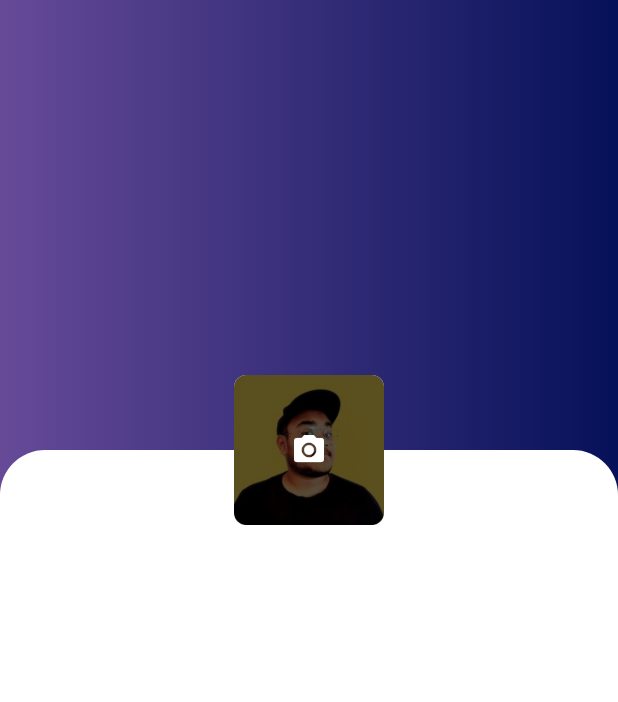
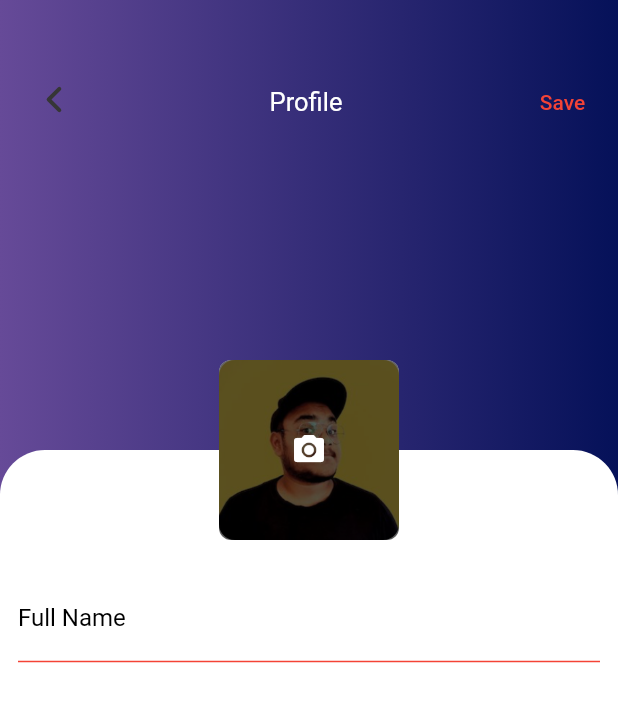
Before and after one commit to solaymanrana786/flutter-UI-practice, a Flutter app: the ProfilePage screen opened directly, on a phone screen of 412 x 824 dp. Shown: the top 702 px of the screen. Run offline on Flutter 3.47's test engine with Material 2 defaults, Android fonts, the phone set to English and light mode, and no system bars; our stand-ins replace flutter_svg.

Commit message:
textfield added

```diff
--- a/lib/ProfilePage.dart
+++ b/lib/ProfilePage.dart
@@ -1,5 +1,8 @@
 import 'package:flutter/material.dart';
+import 'package:flutter/services.dart';
 import 'package:flutter_svg/svg.dart';
+
+import 'TicketListPage.dart';
 
 class ProfilePage extends StatefulWidget {
   @override
@@ -9,7 +12,12 @@ class ProfilePage extends StatefulWidget {
 class _ProfilePageState extends State<ProfilePage> {
   @override
   Widget build(BuildContext context) {
-    return Stack(
+    // SystemChrome.setSystemUIOverlayStyle(
+    //     SystemUiOverlayStyle(statusBarColor: Colors.transparent));
+    return Scaffold(
+      body: Stack(
+        children: [
+          Stack(
             children: [
               Container(
                 decoration: BoxDecoration(
@@ -22,6 +30,50 @@ class _ProfilePageState extends State<ProfilePage> {
                     ],
                   ),
                 ),
+              ),
+              Padding(
+                padding: const EdgeInsets.only(top: 44.0),
+                child: Row(
+                  mainAxisAlignment: MainAxisAlignment.center,
+                  crossAxisAlignment: CrossAxisAlignment.center,
+                  children: [
+                    SizedBox(
+                      width: 12,
+                    ),
+                    IconButton(
+                      alignment: Alignment.center,
+                      icon: SvgPicture.asset('assets/icons/backBlack.svg'),
+                      onPressed: () {
+                        Navigator.push(
+                          context,
+                          MaterialPageRoute(
+                              builder: (context) => TicketListPage()),
+                        );
+                      },
+                    ),
+                    SizedBox(
+                      width: 5,
+                    ),
+                    Spacer(),
+                    Text(
+                      "Profile",
+                      style: TextStyle(fontSize: 17, color: Colors.white),
+                    ),
+                    Spacer(),
+                    TextButton(
+                      onPressed: () {},
+                      child: Text(
+                        'Save',
+                        style: TextStyle(color: Colors.red),
+                      ),
+                    ),
+                    SizedBox(
+                      width: 5,
+                    ),
+                  ],
+                ),
+              )
+            ],
           ),
           Stack(
             alignment: Alignment.center,
@@ -39,20 +91,20 @@ class _ProfilePageState extends State<ProfilePage> {
                 ),
               ),
               Positioned(
-              top: 250,
+                top: 240,
                 child: Container(
                   //color: Colors.white,
                   decoration: BoxDecoration(
                     image: DecorationImage(
                         image: AssetImage("assets/images/profilePic.png"),
-                  ),
+                        fit: BoxFit.fill),
                     color: Colors.white,
                     borderRadius: BorderRadius.all(
                       Radius.circular(8),
                     ),
                   ),
-                height: 100,
-                width: 100,
+                  height: 120,
+                  width: 120,
                   child: Stack(
                     alignment: Alignment.center,
                     children: [
@@ -74,9 +126,28 @@ class _ProfilePageState extends State<ProfilePage> {
                   ),
                 ),
               ),
+              Padding(
+                padding: const EdgeInsets.symmetric(horizontal: 12),
+                child: TextFormField(
+                  decoration: InputDecoration(
+                      focusColor: Colors.red,
+                      border: UnderlineInputBorder(
+                        borderSide: BorderSide(color: Colors.red),
+                      ),
+                      focusedBorder: UnderlineInputBorder(
+                        borderSide: BorderSide(color: Colors.red),
+                      ),
+                      enabledBorder: UnderlineInputBorder(
+                        borderSide: BorderSide(color: Colors.red),
+                      ),
+                      labelStyle: TextStyle(color: Colors.black),
+                      labelText: 'Full Name'),
+                ),
+              ),
             ],
           ),
         ],
+      ),
     );
   }
 }
--- a/lib/main.dart
+++ b/lib/main.dart
@@ -1,6 +1,7 @@
 import 'package:flutter/material.dart';
 import 'package:flutter_application_1/ProfilePage.dart';
 import 'package:flutter_application_1/TicketListPage.dart';
+// import 'package:flutter_statusbarcolor_ns/flutter_statusbarcolor_ns.dart';
 
 void main() {
   runApp(MyApp());
@@ -10,6 +11,7 @@ class MyApp extends StatelessWidget {
   // This widget is the root of your application.
   @override
   Widget build(BuildContext context) {
+    // FlutterStatusbarcolor.setStatusBarColor(Colors.red);
     return MaterialApp(
       debugShowCheckedModeBanner: false,
       title: 'Flutter Demo',
--- a/pubspec.yaml
+++ b/pubspec.yaml
@@ -21,6 +21,7 @@ environment:
   sdk: ">=2.7.0 <3.0.0"
 
 dependencies:
+  flutter_statusbarcolor_ns: ^0.3.0-nullsafety
   flutter:
     sdk: flutter
 
```
Also changed, not shown: assets/icons/ic_camera.svg (added), pubspec.lock, 6 other files. Lines whose indentation alone changed are shown as unchanged.
